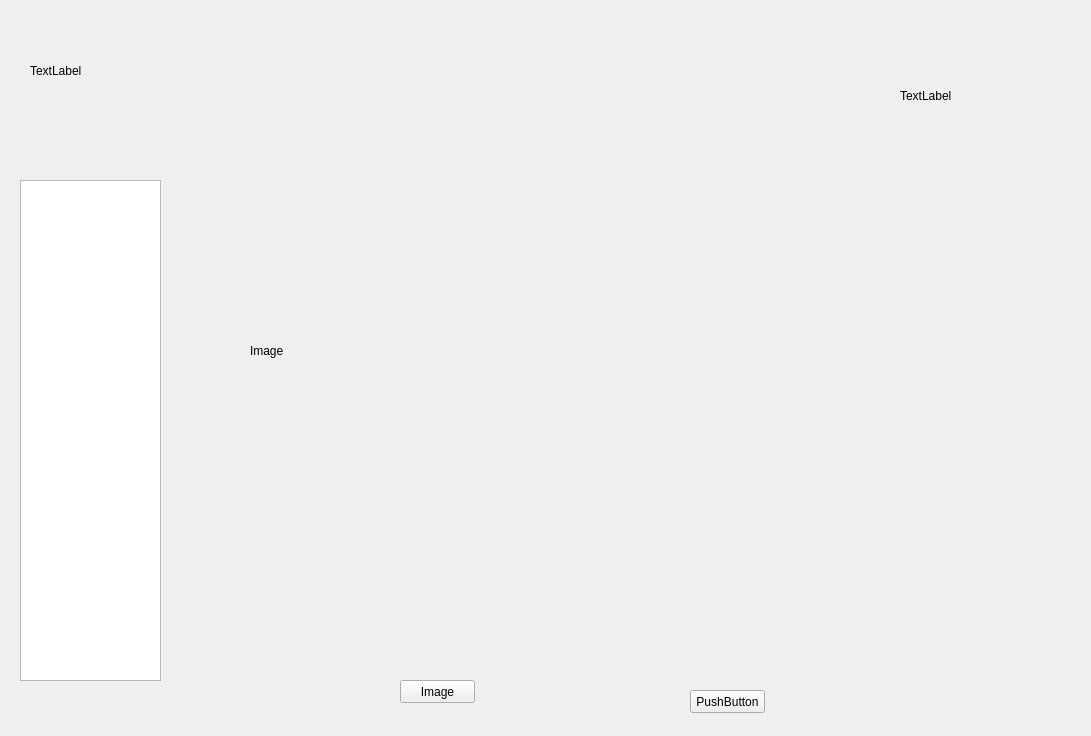
Qt form Tagme.ui (gladcolor/Tagme_pyQt) before a commit.
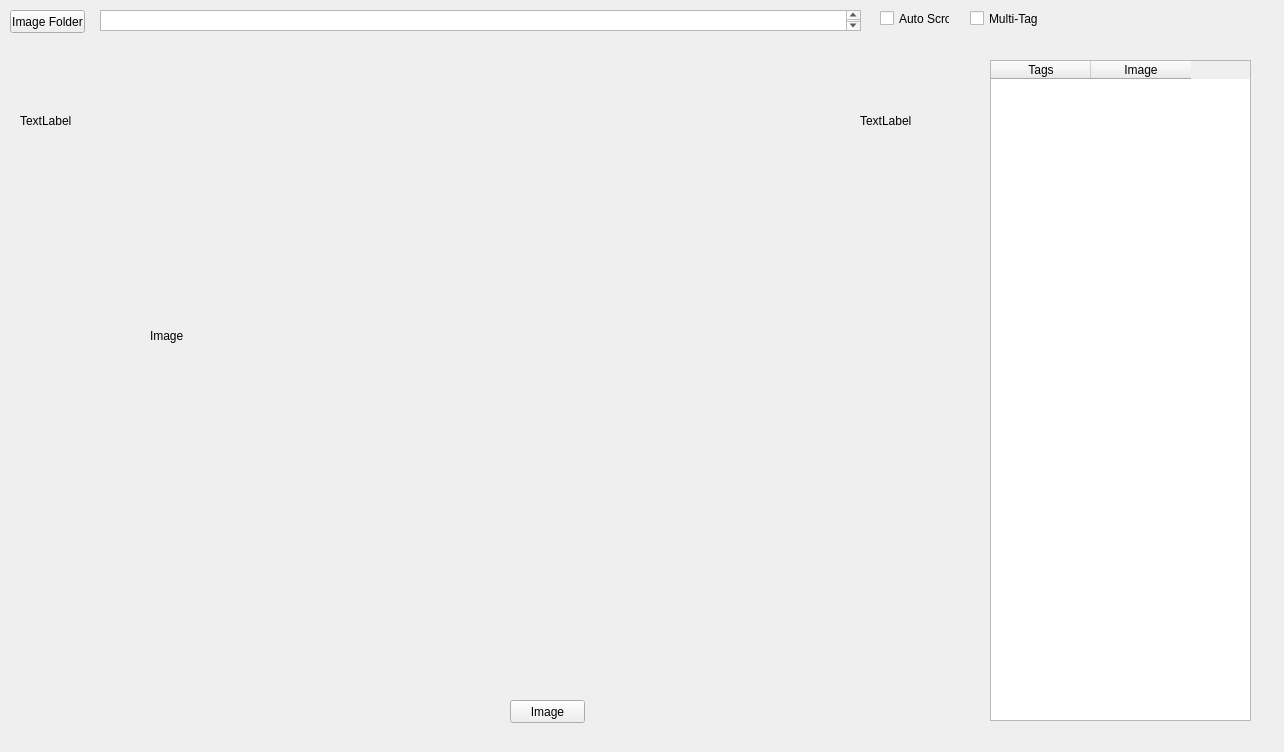
The same form after that commit.

What changed in the file:
```diff
--- a/Tagme.ui
+++ b/Tagme.ui
@@ -6,8 +6,8 @@
    <rect>
     <x>0</x>
     <y>0</y>
-    <width>1091</width>
-    <height>736</height>
+    <width>1284</width>
+    <height>752</height>
    </rect>
   </property>
   <property name="windowTitle">
@@ -16,8 +16,8 @@
   <widget class="QPushButton" name="bnImage">
    <property name="geometry">
     <rect>
-     <x>400</x>
-     <y>680</y>
+     <x>510</x>
+     <y>700</y>
      <width>75</width>
      <height>23</height>
     </rect>
@@ -29,29 +29,13 @@
     <string>Image</string>
    </property>
   </widget>
-  <widget class="QPushButton" name="pushButton_2">
-   <property name="geometry">
-    <rect>
-     <x>690</x>
-     <y>690</y>
-     <width>75</width>
-     <height>23</height>
-    </rect>
-   </property>
-   <property name="focusPolicy">
-    <enum>Qt::NoFocus</enum>
-   </property>
-   <property name="text">
-    <string>PushButton</string>
-   </property>
-  </widget>
   <widget class="QLabel" name="lb_Image">
    <property name="geometry">
     <rect>
-     <x>250</x>
-     <y>70</y>
-     <width>601</width>
-     <height>561</height>
+     <x>150</x>
+     <y>60</y>
+     <width>591</width>
+     <height>551</height>
     </rect>
    </property>
    <property name="text">
@@ -64,43 +48,105 @@
   <widget class="QLabel" name="lb_Image_L">
    <property name="geometry">
     <rect>
-     <x>30</x>
-     <y>30</y>
-     <width>91</width>
-     <height>81</height>
-    </rect>
-   </property>
-   <property name="text">
-    <string>TextLabel</string>
-   </property>
-   <property name="scaledContents">
-    <bool>true</bool>
-   </property>
-  </widget>
-  <widget class="QLabel" name="lb_Image_R">
-   <property name="geometry">
-    <rect>
-     <x>900</x>
-     <y>30</y>
-     <width>151</width>
-     <height>131</height>
-    </rect>
-   </property>
-   <property name="text">
-    <string>TextLabel</string>
-   </property>
-   <property name="scaledContents">
-    <bool>true</bool>
-   </property>
-  </widget>
-  <widget class="QTableView" name="tb_Images">
-   <property name="geometry">
-    <rect>
      <x>20</x>
-     <y>180</y>
-     <width>141</width>
-     <height>501</height>
+     <y>70</y>
+     <width>121</width>
+     <height>101</height>
     </rect>
+   </property>
+   <property name="text">
+    <string>TextLabel</string>
+   </property>
+   <property name="scaledContents">
+    <bool>true</bool>
+   </property>
+  </widget>
+  <widget class="QLabel" name="lb_Image_R">
+   <property name="geometry">
+    <rect>
+     <x>860</x>
+     <y>70</y>
+     <width>111</width>
+     <height>101</height>
+    </rect>
+   </property>
+   <property name="text">
+    <string>TextLabel</string>
+   </property>
+   <property name="scaledContents">
+    <bool>true</bool>
+   </property>
+  </widget>
+  <widget class="QPushButton" name="bnImageDir">
+   <property name="geometry">
+    <rect>
+     <x>10</x>
+     <y>10</y>
+     <width>75</width>
+     <height>23</height>
+    </rect>
+   </property>
+   <property name="text">
+    <string>Image Folder</string>
+   </property>
+  </widget>
+  <widget class="QTextEdit" name="teImage_folder">
+   <property name="geometry">
+    <rect>
+     <x>100</x>
+     <y>10</y>
+     <width>761</width>
+     <height>21</height>
+    </rect>
+   </property>
+   <property name="focusPolicy">
+    <enum>Qt::NoFocus</enum>
+   </property>
+  </widget>
+  <widget class="QTableWidget" name="twImage">
+   <property name="geometry">
+    <rect>
+     <x>990</x>
+     <y>60</y>
+     <width>261</width>
+     <height>661</height>
+    </rect>
+   </property>
+   <column>
+    <property name="text">
+     <string>Tags</string>
+    </property>
+   </column>
+   <column>
+    <property name="text">
+     <string>Image</string>
+    </property>
+   </column>
+  </widget>
+  <widget class="QCheckBox" name="cbAutoScroll">
+   <property name="geometry">
+    <rect>
+     <x>880</x>
+     <y>10</y>
+     <width>70</width>
+     <height>17</height>
+    </rect>
+   </property>
+   <property name="text">
+    <string>Auto Scroll</string>
+   </property>
+  </widget>
+  <widget class="QCheckBox" name="checkBox">
+   <property name="geometry">
+    <rect>
+     <x>970</x>
+     <y>10</y>
+     <width>70</width>
+     <height>17</height>
+    </rect>
+   </property>
+   <property name="text">
+    <string>Multi-Tag</string>
    </property>
   </widget>
  </widget>
```
